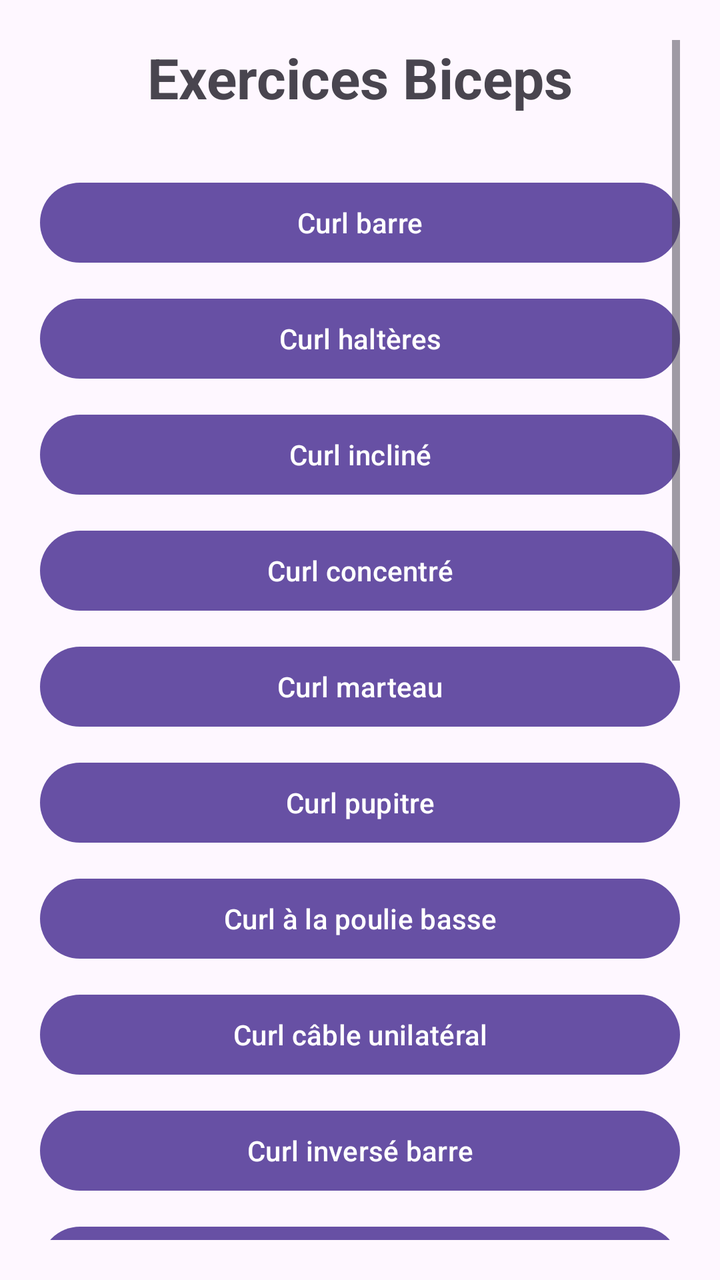
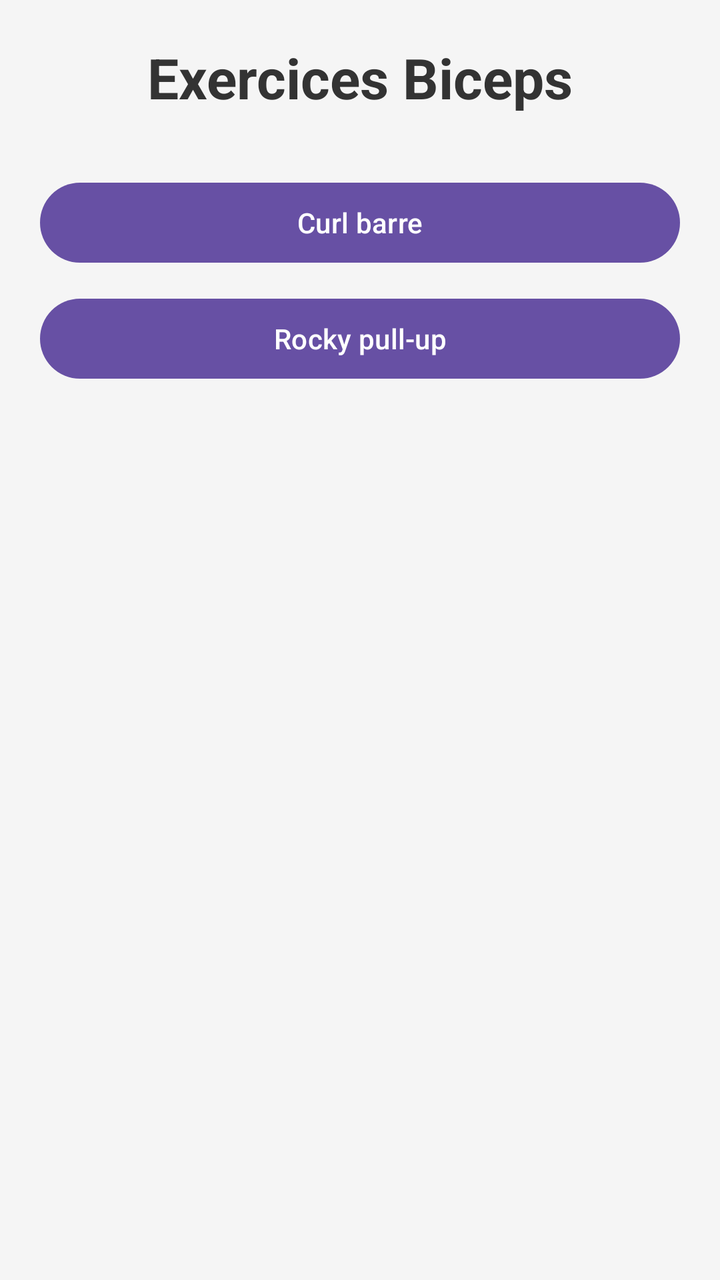

The first picture is an Android layout as it rendered before a commit; the second is the same layout after the commit. The layout source and the unified diff follow.
<!-- AndroidManifest.xml: application theme Theme.Muscu -->
<!-- res/layout/activity_biceps.xml -->
<?xml version="1.0" encoding="utf-8"?>
<ScrollView xmlns:android="http://schemas.android.com/apk/res/android"
    android:padding="20dp"
    android:layout_width="match_parent"
    android:layout_height="match_parent">

    <LinearLayout
        android:orientation="vertical"
        android:layout_width="match_parent"
        android:layout_height="wrap_content">

        <TextView
            android:text="Exercices Biceps"
            android:textSize="28sp"
            android:textStyle="bold"
            android:gravity="center"
            android:layout_marginBottom="30dp"
            android:layout_width="match_parent"
            android:layout_height="wrap_content"/>

        
        <Button android:text="Curl barre" android:layout_width="match_parent" android:layout_height="wrap_content"/>
        <Button android:text="Curl haltères" android:layout_width="match_parent" android:layout_marginTop="10dp" android:layout_height="wrap_content"/>
        <Button android:text="Curl incliné" android:layout_width="match_parent" android:layout_marginTop="10dp" android:layout_height="wrap_content"/>
        <Button android:text="Curl concentré" android:layout_width="match_parent" android:layout_marginTop="10dp" android:layout_height="wrap_content"/>
        <Button android:text="Curl marteau" android:layout_width="match_parent" android:layout_marginTop="10dp" android:layout_height="wrap_content"/>
        <Button android:text="Curl pupitre" android:layout_width="match_parent" android:layout_marginTop="10dp" android:layout_height="wrap_content"/>
        <Button android:text="Curl à la poulie basse" android:layout_width="match_parent" android:layout_marginTop="10dp" android:layout_height="wrap_content"/>
        <Button android:text="Curl câble unilatéral" android:layout_width="match_parent" android:layout_marginTop="10dp" android:layout_height="wrap_content"/>
        <Button android:text="Curl inversé barre" android:layout_width="match_parent" android:layout_marginTop="10dp" android:layout_height="wrap_content"/>
        <Button android:text="Curl inversé haltères" android:layout_width="match_parent" android:layout_marginTop="10dp" android:layout_height="wrap_content"/>
        <Button android:text="Curl Z-bar" android:layout_width="match_parent" android:layout_marginTop="10dp" android:layout_height="wrap_content"/>
        <Button android:text="Curl machine" android:layout_width="match_parent" android:layout_marginTop="10dp" android:layout_height="wrap_content"/>
        <Button android:text="Curl avec élastique" android:layout_width="match_parent" android:layout_marginTop="10dp" android:layout_height="wrap_content"/>
        <Button android:text="Curl spider" android:layout_width="match_parent" android:layout_marginTop="10dp" android:layout_height="wrap_content"/>
        <Button android:text="Curl debout alterné" android:layout_width="match_parent" android:layout_marginTop="10dp" android:layout_height="wrap_content"/>
        <Button android:text="Curl incliné poulie" android:layout_width="match_parent" android:layout_marginTop="10dp" android:layout_height="wrap_content"/>
        <Button android:text="Curl concentration poulie" android:layout_width="match_parent" android:layout_marginTop="10dp" android:layout_height="wrap_content"/>
        <Button android:text="Curl inversé poulie" android:layout_width="match_parent" android:layout_marginTop="10dp" android:layout_height="wrap_content"/>
        <Button android:text="Curl prise marteau poulie" android:layout_width="match_parent" android:layout_marginTop="10dp" android:layout_height="wrap_content"/>
        <Button android:text="Curl Scott" android:layout_width="match_parent" android:layout_marginTop="10dp" android:layout_height="wrap_content"/>

    </LinearLayout>

</ScrollView>
<!-- resources referenced by this layout -->
<resources>
  <style name="Theme.Muscu" parent="Base.Theme.Muscu" />
  <style name="Base.Theme.Muscu" parent="Theme.Material3.DayNight.NoActionBar">
          
          
      </style>
</resources>

<!-- the commit's change to res/layout/activity_biceps.xml (unified diff, before → after) -->
@@ -2,7 +2,8 @@
 <ScrollView xmlns:android="http://schemas.android.com/apk/res/android"
     android:padding="20dp"
     android:layout_width="match_parent"
-    android:layout_height="match_parent">
+    android:layout_height="match_parent"
+    android:background="#F5F5F5">
 
     <LinearLayout
         android:orientation="vertical"
@@ -16,29 +17,21 @@
             android:gravity="center"
             android:layout_marginBottom="30dp"
             android:layout_width="match_parent"
-            android:layout_height="wrap_content"/>
+            android:layout_height="wrap_content"
+            android:textColor="#333333"/>
 
-        
-        <Button android:text="Curl barre" android:layout_width="match_parent" android:layout_height="wrap_content"/>
-        <Button android:text="Curl haltères" android:layout_width="match_parent" android:layout_marginTop="10dp" android:layout_height="wrap_content"/>
-        <Button android:text="Curl incliné" android:layout_width="match_parent" android:layout_marginTop="10dp" android:layout_height="wrap_content"/>
-        <Button android:text="Curl concentré" android:layout_width="match_parent" android:layout_marginTop="10dp" android:layout_height="wrap_content"/>
-        <Button android:text="Curl marteau" android:layout_width="match_parent" android:layout_marginTop="10dp" android:layout_height="wrap_content"/>
-        <Button android:text="Curl pupitre" android:layout_width="match_parent" android:layout_marginTop="10dp" android:layout_height="wrap_content"/>
-        <Button android:text="Curl à la poulie basse" android:layout_width="match_parent" android:layout_marginTop="10dp" android:layout_height="wrap_content"/>
-        <Button android:text="Curl câble unilatéral" android:layout_width="match_parent" android:layout_marginTop="10dp" android:layout_height="wrap_content"/>
-        <Button android:text="Curl inversé barre" android:layout_width="match_parent" android:layout_marginTop="10dp" android:layout_height="wrap_content"/>
-        <Button android:text="Curl inversé haltères" android:layout_width="match_parent" android:layout_marginTop="10dp" android:layout_height="wrap_content"/>
-        <Button android:text="Curl Z-bar" android:layout_width="match_parent" android:layout_marginTop="10dp" android:layout_height="wrap_content"/>
-        <Button android:text="Curl machine" android:layout_width="match_parent" android:layout_marginTop="10dp" android:layout_height="wrap_content"/>
-        <Button android:text="Curl avec élastique" android:layout_width="match_parent" android:layout_marginTop="10dp" android:layout_height="wrap_content"/>
-        <Button android:text="Curl spider" android:layout_width="match_parent" android:layout_marginTop="10dp" android:layout_height="wrap_content"/>
-        <Button android:text="Curl debout alterné" android:layout_width="match_parent" android:layout_marginTop="10dp" android:layout_height="wrap_content"/>
-        <Button android:text="Curl incliné poulie" android:layout_width="match_parent" android:layout_marginTop="10dp" android:layout_height="wrap_content"/>
-        <Button android:text="Curl concentration poulie" android:layout_width="match_parent" android:layout_marginTop="10dp" android:layout_height="wrap_content"/>
-        <Button android:text="Curl inversé poulie" android:layout_width="match_parent" android:layout_marginTop="10dp" android:layout_height="wrap_content"/>
-        <Button android:text="Curl prise marteau poulie" android:layout_width="match_parent" android:layout_marginTop="10dp" android:layout_height="wrap_content"/>
-        <Button android:text="Curl Scott" android:layout_width="match_parent" android:layout_marginTop="10dp" android:layout_height="wrap_content"/>
+        <Button
+            android:id="@+id/btn_curl_barre"
+            android:text="Curl barre"
+            android:layout_width="match_parent"
+            android:layout_height="wrap_content" />
+
+        <Button
+            android:id="@+id/btn_rocky_pull_up"
+            android:text="Rocky pull-up"
+            android:layout_width="match_parent"
+            android:layout_height="wrap_content"
+            android:layout_marginTop="10dp" />
 
     </LinearLayout>
 
